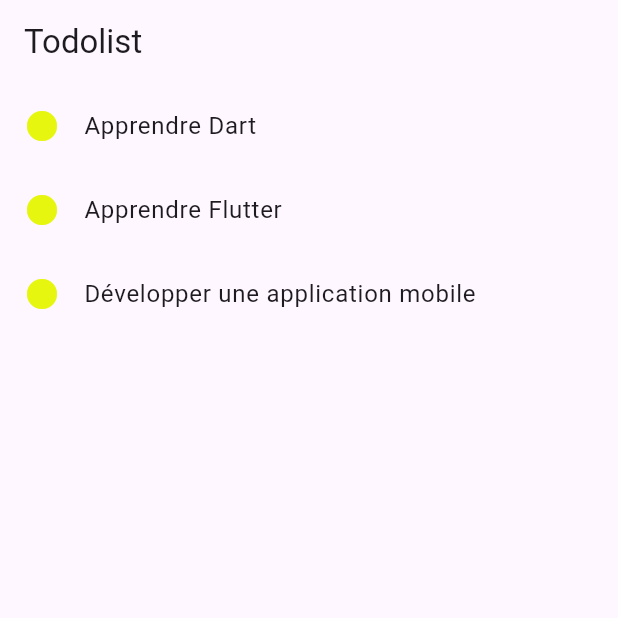
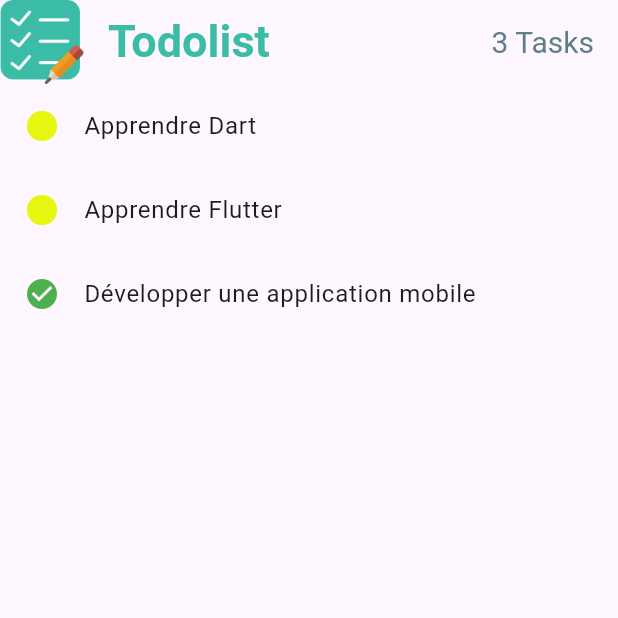
Before and after one commit to snoelknaeght/todolist, a Flutter app: the screen it shows after launch, on a phone screen of 412 x 824 dp, the top half of it. Run offline on Flutter 3.47's test engine with Material 3 defaults, Android fonts, the phone set to English and light mode, and no system bars.

Commit message:
finito-exercice-1

```diff
--- a/lib/static.dart
+++ b/lib/static.dart
@@ -3,5 +3,5 @@ import '../task.dart';
 final List<Task> tasksCollection = [
   Task(content: "Apprendre Dart"),
   Task(content: "Apprendre Flutter"),
-  Task(content: "Développer une application mobile"),
+  Task(content: "Développer une application mobile", status:TaskStatus.done),
 ];
--- a/lib/todolistapp.dart
+++ b/lib/todolistapp.dart
@@ -5,23 +5,49 @@ import './task.dart';
 void main() {
   runApp(const TodolistApp());
 }
-class TodolistApp extends StatelessWidget {
+
+class TodolistApp extends StatefulWidget {
   const TodolistApp({super.key});
 
   @override
-  Widget build(BuildContext context) {
+  _TodolistAppState createState() => _TodolistAppState();
+}
+final Color todolistThemeMainColor = Color(0xFF3ABCA7);
+final ThemeData todolistTheme = ThemeData(
+ primaryColor: todolistThemeMainColor);
 
 
+class _TodolistAppState extends State<TodolistApp> {
+  @override
+  Widget build(BuildContext context) {
     print(tasksCollection);
 
     return MaterialApp(
+     theme: todolistTheme,
       home: Scaffold(
+
         appBar: AppBar(
-          title: Text("Todolist"),
+       leading: Image.asset("img/todolist.png"),
+          title: Row(            mainAxisAlignment: MainAxisAlignment.spaceBetween,
+ children: [
+
+              Text ("Todolist",
+                style: TextStyle(
+                  color: todolistThemeMainColor,
+                  fontWeight: FontWeight.bold,
+                  fontSize: 30,
+                )),
+              Text(" ${tasksCollection.length} Tasks",
+              style: TextStyle(
+                color: Colors.blueGrey,
+                fontWeight: FontWeight.normal,
+                fontSize: 20
+              ),),
+            ],),
+
         ),
         body: Column(
           children: [
-
             Expanded(
               child: ListView.builder(
                 itemCount: tasksCollection.length,
@@ -30,7 +56,8 @@ class TodolistApp extends StatelessWidget {
                   Icon leadingIcon = buildIcon(task.status);
 
                   return ListTile(
-                     leading: leadingIcon,
+                    leading: leadingIcon,
+
                     title: Text(task.content),
                   );
                 },
@@ -41,8 +68,9 @@ class TodolistApp extends StatelessWidget {
       ),
     );
   }
-}
- Icon buildIcon(TaskStatus status) {
+
+
+  Icon buildIcon(TaskStatus status) {
     switch (status) {
       case TaskStatus.todo:
         return Icon(Icons.circle, color: const Color.fromARGB(255, 231, 246, 14));
@@ -54,3 +82,4 @@ class TodolistApp extends StatelessWidget {
         return Icon(Icons.help, color: Colors.grey);
     }
   }
+}
--- a/pubspec.yaml
+++ b/pubspec.yaml
@@ -18,3 +18,5 @@ dev_dependencies:
 
 flutter:
   uses-material-design: true
+  assets:
+    - img/todolist.png
```
Also changed, not shown: img/todolist.png (added).
